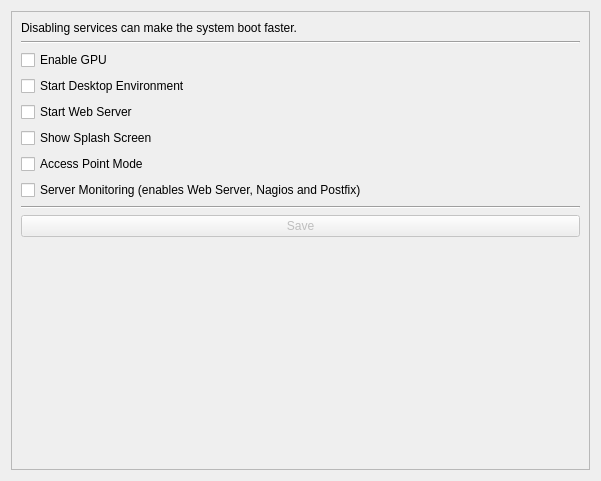
Qt form src/brickv/plugin_system/plugins/red/ui/red_tab_settings_services.ui (Tinkerforge/brickv) before a commit.
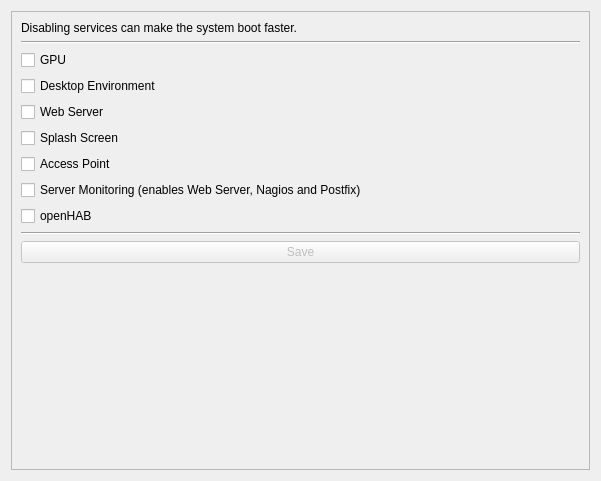
The same form after that commit.

Commit message: red-brick: Add openHAB checkbox to the services tab abd add empty openHAB tab

The edit to the form file:
```diff
--- a/src/brickv/plugin_system/plugins/red/ui/red_tab_settings_services.ui
+++ b/src/brickv/plugin_system/plugins/red/ui/red_tab_settings_services.ui
@@ -34,18 +34,18 @@
          <item row="2" column="0">
           <widget class="QCheckBox" name="chkbox_gpu">
            <property name="text">
-            <string>Enable GPU</string>
+            <string>GPU</string>
            </property>
           </widget>
          </item>
          <item row="4" column="0">
           <widget class="QCheckBox" name="chkbox_webserver">
            <property name="text">
-            <string>Start Web Server</string>
+            <string>Web Server</string>
            </property>
           </widget>
          </item>
-         <item row="8" column="0">
+         <item row="9" column="0">
           <widget class="Line" name="line">
            <property name="orientation">
             <enum>Qt::Horizontal</enum>
@@ -55,7 +55,7 @@
          <item row="5" column="0">
           <widget class="QCheckBox" name="chkbox_splashscreen">
            <property name="text">
-            <string>Show Splash Screen</string>
+            <string>Splash Screen</string>
            </property>
           </widget>
          </item>
@@ -82,18 +82,18 @@
          <item row="3" column="0">
           <widget class="QCheckBox" name="chkbox_desktopenv">
            <property name="text">
-            <string>Start Desktop Environment</string>
+            <string>Desktop Environment</string>
            </property>
           </widget>
          </item>
          <item row="6" column="0">
           <widget class="QCheckBox" name="chkbox_ap">
            <property name="text">
-            <string>Access Point Mode</string>
+            <string>Access Point</string>
            </property>
           </widget>
          </item>
-         <item row="9" column="0">
+         <item row="10" column="0">
           <widget class="QPushButton" name="pbutton_services_save">
            <property name="enabled">
             <bool>false</bool>
@@ -110,6 +110,13 @@
            </property>
           </widget>
          </item>
+         <item row="8" column="0">
+          <widget class="QCheckBox" name="chkbox_openhab">
+           <property name="text">
+            <string>openHAB</string>
+           </property>
+          </widget>
+         </item>
         </layout>
        </item>
        <item>
```
The commit also changes 9 other files.
